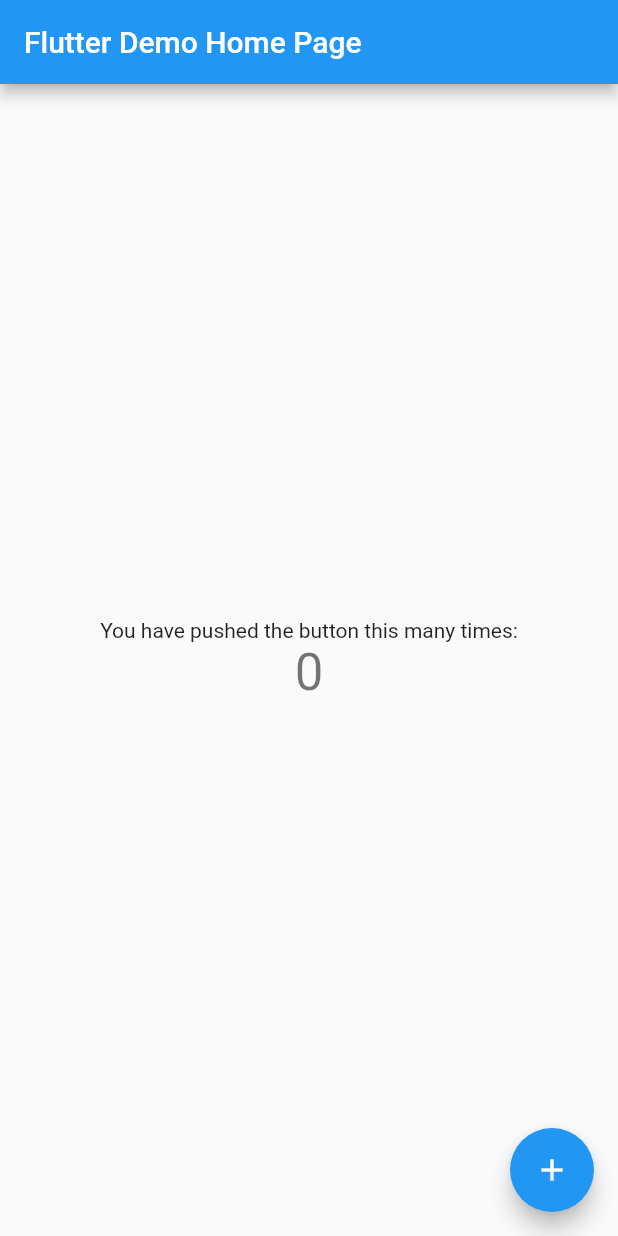
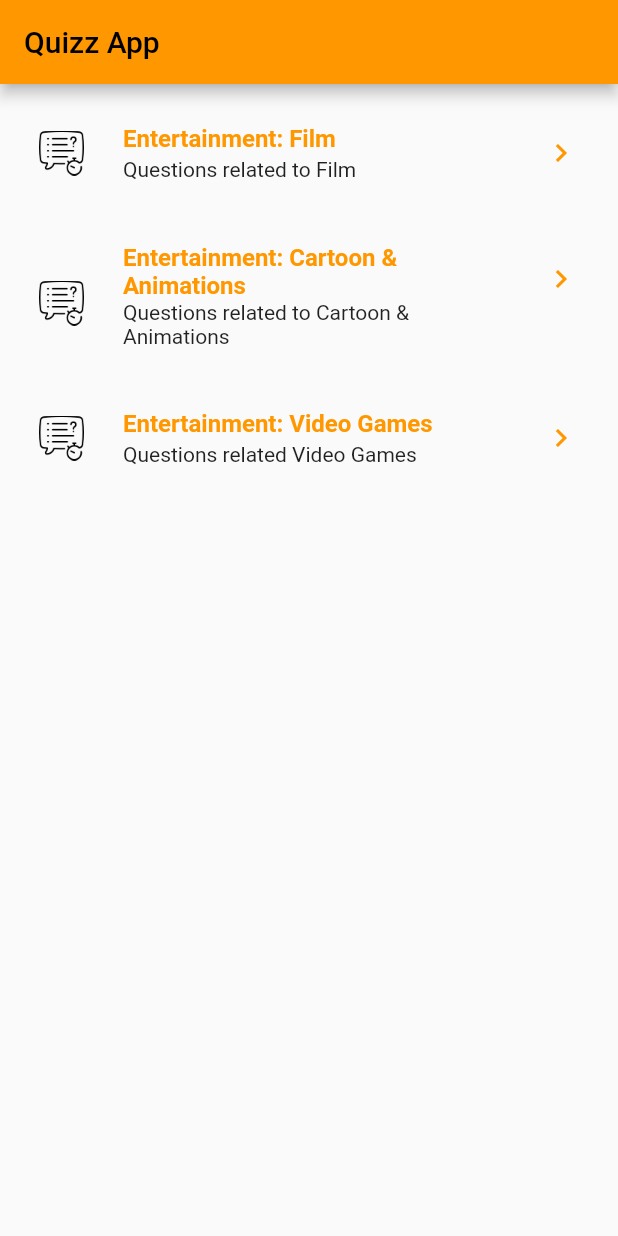
Before and after one commit to jatorresdev/assemblyf_quizz, a Flutter app: the screen it shows after launch, on a phone screen of 412 x 824 dp. Run offline on Flutter 3.47's test engine with Material 2 defaults, Android fonts, the phone set to English and light mode, and no system bars.

Commit message:
feat: add pages for lists of questionnaires and lists of questions

```diff
--- /dev/null
+++ b/lib/data/quizzes.dart
@@ -0,0 +1,17 @@
+List<Map<String, dynamic>> quizzes = [
+  {
+    "id": 1,
+    "name": "Entertainment: Film",
+    "description": "Questions related to Film",
+  },
+  {
+    "id": 2,
+    "name": "Entertainment: Cartoon & Animations",
+    "description": "Questions related to Cartoon & Animations",
+  },
+  {
+    "id": 3,
+    "name": "Entertainment: Video Games",
+    "description": "Questions related Video Games",
+  },
+];
--- a/lib/main.dart
+++ b/lib/main.dart
@@ -1,115 +1,23 @@
 import 'package:flutter/material.dart';
 
+import 'package:assemblyf_quizz/screens/quizzes_page.dart';
+
 void main() {
-  runApp(const MyApp());
+  runApp(const QuizzApp());
 }
 
-class MyApp extends StatelessWidget {
-  const MyApp({Key? key}) : super(key: key);
+class QuizzApp extends StatelessWidget {
+  const QuizzApp({Key? key}) : super(key: key);
 
   // This widget is the root of your application.
   @override
   Widget build(BuildContext context) {
     return MaterialApp(
-      title: 'Quizz App',
+      debugShowCheckedModeBanner: false,
       theme: ThemeData(
-        // This is the theme of your application.
-        //
-        // Try running your application with "flutter run". You'll see the
-        // application has a blue toolbar. Then, without quitting the app, try
-        // changing the primarySwatch below to Colors.green and then invoke
-        // "hot reload" (press "r" in the console where you ran "flutter run",
-        // or simply save your changes to "hot reload" in a Flutter IDE).
-        // Notice that the counter didn't reset back to zero; the application
-        // is not restarted.
-        primarySwatch: Colors.blue,
+        primarySwatch: Colors.orange,
       ),
-      home: const MyHomePage(title: 'Flutter Demo Home Page'),
+      home: const QuizzesPage(title: 'Quizz App'),
     );
   }
 }
-
-class MyHomePage extends StatefulWidget {
-  const MyHomePage({Key? key, required this.title}) : super(key: key);
-
-  // This widget is the home page of your application. It is stateful, meaning
-  // that it has a State object (defined below) that contains fields that affect
-  // how it looks.
-
-  // This class is the configuration for the state. It holds the values (in this
-  // case the title) provided by the parent (in this case the App widget) and
-  // used by the build method of the State. Fields in a Widget subclass are
-  // always marked "final".
-
-  final String title;
-
-  @override
-  State<MyHomePage> createState() => _MyHomePageState();
-}
-
-class _MyHomePageState extends State<MyHomePage> {
-  int _counter = 0;
-
-  void _incrementCounter() {
-    setState(() {
-      // This call to setState tells the Flutter framework that something has
-      // changed in this State, which causes it to rerun the build method below
-      // so that the display can reflect the updated values. If we changed
-      // _counter without calling setState(), then the build method would not be
-      // called again, and so nothing would appear to happen.
-      _counter++;
-    });
-  }
-
-  @override
-  Widget build(BuildContext context) {
-    // This method is rerun every time setState is called, for instance as done
-    // by the _incrementCounter method above.
-    //
-    // The Flutter framework has been optimized to make rerunning build methods
-    // fast, so that you can just rebuild anything that needs updating rather
-    // than having to individually change instances of widgets.
-    return Scaffold(
-      appBar: AppBar(
-        // Here we take the value from the MyHomePage object that was created by
-        // the App.build method, and use it to set our appbar title.
-        title: Text(widget.title),
-      ),
-      body: Center(
-        // Center is a layout widget. It takes a single child and positions it
-        // in the middle of the parent.
-        child: Column(
-          // Column is also a layout widget. It takes a list of children and
-          // arranges them vertically. By default, it sizes itself to fit its
-          // children horizontally, and tries to be as tall as its parent.
-          //
-          // Invoke "debug painting" (press "p" in the console, choose the
-          // "Toggle Debug Paint" action from the Flutter Inspector in Android
-          // Studio, or the "Toggle Debug Paint" command in Visual Studio Code)
-          // to see the wireframe for each widget.
-          //
-          // Column has various properties to control how it sizes itself and
-          // how it positions its children. Here we use mainAxisAlignment to
-          // center the children vertically; the main axis here is the vertical
-          // axis because Columns are vertical (the cross axis would be
-          // horizontal).
-          mainAxisAlignment: MainAxisAlignment.center,
-          children: <Widget>[
-            const Text(
-              'You have pushed the button this many times:',
-            ),
-            Text(
-              '$_counter',
-              style: Theme.of(context).textTheme.headline4,
-            ),
-          ],
-        ),
-      ),
-      floatingActionButton: FloatingActionButton(
-        onPressed: _incrementCounter,
-        tooltip: 'Increment',
-        child: const Icon(Icons.add),
-      ), // This trailing comma makes auto-formatting nicer for build methods.
-    );
-  }
-}
--- /dev/null
+++ b/lib/models/quizz.dart
@@ -0,0 +1,19 @@
+class Quizz {
+  Quizz({
+    required this.id,
+    required this.name,
+    required this.description,
+  });
+
+  late final int id;
+  late final String name;
+  late final String description;
+
+  factory Quizz.fromMap(Map<String, dynamic> map) {
+    return Quizz(
+      id: map['id'] as int,
+      name: map['name'] as String,
+      description: map['description'] as String,
+    );
+  }
+}
--- /dev/null
+++ b/lib/screens/questions_page.dart
@@ -0,0 +1,45 @@
+import 'package:flutter/material.dart';
+import 'package:assemblyf_quizz/models/quizz.dart';
+import 'package:assemblyf_quizz/widgets/question_card.dart';
+import 'package:assemblyf_quizz/data/questions.dart';
+import 'package:assemblyf_quizz/models/question.dart';
+
+class QuestionsPage extends StatefulWidget {
+  const QuestionsPage({Key? key, required this.quizz}) : super(key: key);
+
+  final Quizz quizz;
+
+  @override
+  _QuestionsPageState createState() => _QuestionsPageState();
+}
+
+class _QuestionsPageState extends State<QuestionsPage> {
+  List<Question> _questions = [];
+
+  @override
+  void initState() {
+    _questions = questions
+        .where((item) => item['quizz_id'] == widget.quizz.id)
+        .map((question) => Question.fromMap(question))
+        .toList();
+    super.initState();
+  }
+
+  @override
+  Widget build(BuildContext context) {
+    return Scaffold(
+      appBar: AppBar(
+        title: Text(widget.quizz.name),
+      ),
+      body: ListView.builder(
+        itemCount: _questions.length,
+        itemBuilder: (context, index) {
+          return QuestionCard(
+            index: (index + 1),
+            question: _questions[index],
+          );
+        },
+      ),
+    );
+  }
+}
--- /dev/null
+++ b/lib/screens/quizzes_page.dart
@@ -0,0 +1,40 @@
+import 'package:assemblyf_quizz/widgets/quizz_card.dart';
+import 'package:flutter/material.dart';
+import 'package:assemblyf_quizz/data/quizzes.dart';
+import 'package:assemblyf_quizz/models/quizz.dart';
+
+class QuizzesPage extends StatefulWidget {
+  const QuizzesPage({Key? key, required this.title}) : super(key: key);
+
+  final String title;
+
+  @override
+  _QuizzesPageState createState() => _QuizzesPageState();
+}
+
+class _QuizzesPageState extends State<QuizzesPage> {
+  List<Quizz> _quizzes = [];
+
+  @override
+  void initState() {
+    _quizzes = quizzes.map((quizz) => Quizz.fromMap(quizz)).toList();
+    super.initState();
+  }
+
+  @override
+  Widget build(BuildContext context) {
+    return Scaffold(
+      appBar: AppBar(
+        title: Text(widget.title),
+      ),
+      body: ListView.builder(
+        itemCount: _quizzes.length,
+        itemBuilder: (context, index) {
+          return QuizzCard(
+            quizz: _quizzes[index],
+          );
+        },
+      ),
+    );
+  }
+}
--- /dev/null
+++ b/lib/widgets/quizz_card.dart
@@ -0,0 +1,61 @@
+import 'package:assemblyf_quizz/screens/questions_page.dart';
+import 'package:flutter/material.dart';
+import 'package:assemblyf_quizz/models/quizz.dart';
+
+class QuizzCard extends StatelessWidget {
+  const QuizzCard({
+    Key? key,
+    required this.quizz,
+  }) : super(key: key);
+
+  final Quizz quizz;
+
+  @override
+  Widget build(BuildContext context) {
+    return Container(
+      margin: const EdgeInsets.symmetric(
+        horizontal: 10,
+        vertical: 10,
+      ),
+      child: ListTile(
+        leading: Container(
+          width: 30,
+          decoration: const BoxDecoration(
+            image: DecorationImage(
+              image: AssetImage('assets/icon-quizz.png'),
+              fit: BoxFit.contain,
+            ),
+          ),
+        ),
+        title: Text(
+          quizz.name,
+          overflow: TextOverflow.clip,
+          style: const TextStyle(
+            fontSize: 16,
+            fontWeight: FontWeight.bold,
+            color: Colors.orange,
+          ),
+        ),
+        subtitle: Text(
+          quizz.description,
+          style: Theme.of(context).textTheme.bodyText2,
+        ),
+        trailing: Icon(
+          Icons.chevron_right_outlined,
+          color: Theme.of(context).primaryColor,
+        ),
+        onTap: () => {
+          Navigator.of(context).push(
+            MaterialPageRoute(
+              builder: (context) {
+                return QuestionsPage(
+                  quizz: quizz,
+                );
+              },
+            ),
+          )
+        },
+      ),
+    );
+  }
+}
--- a/pubspec.yaml
+++ b/pubspec.yaml
@@ -61,6 +61,8 @@ flutter:
   # assets:
   #   - images/a_dot_burr.jpeg
   #   - images/a_dot_ham.jpeg
+  assets:
+    - assets/
 
   # An image asset can refer to one or more resolution-specific "variants", see
   # https://flutter.dev/assets-and-images/#resolution-aware.
```
Also changed, not shown: lib/data/questions.dart (added, +32 -0 lines), lib/models/question.dart (added, +25 -0 lines), lib/widgets/question_card.dart (added, +40 -0 lines), assets/icon-quizz.png (added), 1 other file.
